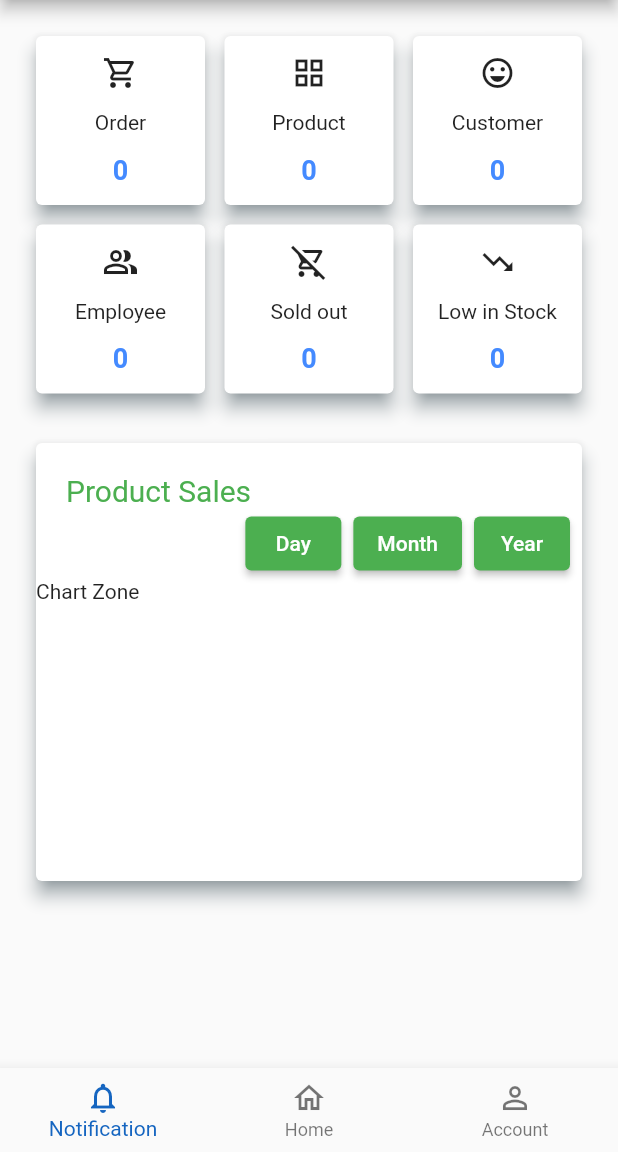
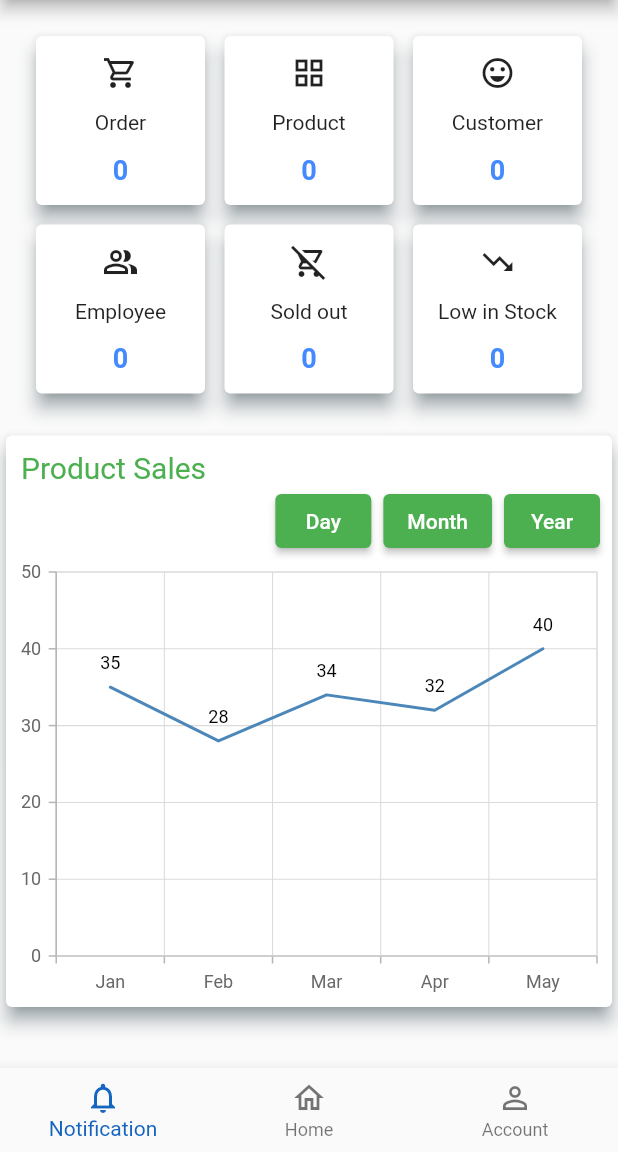
Before and after one commit to Grocery-Store-Management/GSMS.MobileApp.SWD, a Flutter app: the screen it shows after launch, on a phone screen of 412 x 824 dp, the part 84-1236 px from its top. Run offline on Flutter 3.47's test engine with Material 2 defaults, Android fonts, the phone set to English and light mode, and no system bars; our stand-ins replace equatable, syncfusion_flutter_charts.

Commit message:
update home screen widgets and order screen widgets

```diff
--- a/lib/routes.dart
+++ b/lib/routes.dart
@@ -1,7 +1,7 @@
 import 'package:flutter/material.dart';
 
 import 'package:gsms_mobileapp_swd/screens/home_screen/home.dart';
-import 'package:gsms_mobileapp_swd/screens/order_list_screen/order_list.dart';
+import 'package:gsms_mobileapp_swd/screens/order_screen/order.dart';
 
 final Map<String, WidgetBuilder> routes = {
   HomeScreen.routeName: (context) => const HomeScreen(),
--- a/lib/screens/home_screen/home.dart
+++ b/lib/screens/home_screen/home.dart
@@ -1,6 +1,6 @@
 import 'package:flutter/material.dart';
-import 'package:flutter/rendering.dart';
-import 'package:gsms_mobileapp_swd/widgets/home_item_card.dart';
+import 'package:gsms_mobileapp_swd/widgets/home_screen_widgets/home_item_grid.dart';
+import 'package:gsms_mobileapp_swd/widgets/home_screen_widgets/home_product_sales.dart';
 
 class HomeScreen extends StatefulWidget {
   const HomeScreen({Key? key}) : super(key: key);
@@ -32,109 +32,9 @@ class _HomeScreenState extends State<HomeScreen> {
       ),
       body: ListView(
         shrinkWrap: true,
-        children: <Widget>[
-          GridView.count(
-            primary: false,
-            shrinkWrap: true,
-            padding: const EdgeInsets.all(20),
-            crossAxisSpacing: 5,
-            mainAxisSpacing: 5,
-            crossAxisCount: 3,
-            children: const <Widget>[
-              HomeItemCard(
-                cardIcon: Icon(Icons.shopping_cart_outlined),
-                cardName: 'Order',
-                amount: 0,
-                routeName: '/order_list',
-              ),
-              HomeItemCard(
-                cardIcon: Icon(Icons.grid_view),
-                cardName: 'Product',
-                amount: 0,
-                routeName: '/',
-              ),
-              HomeItemCard(
-                cardIcon: Icon(Icons.emoji_emotions_outlined),
-                cardName: 'Customer',
-                amount: 0,
-                routeName: '/',
-              ),
-              HomeItemCard(
-                cardIcon: Icon(Icons.people_alt_outlined),
-                cardName: 'Employee',
-                amount: 0,
-                routeName: '/',
-              ),
-              HomeItemCard(
-                cardIcon: Icon(Icons.remove_shopping_cart_outlined),
-                cardName: 'Sold out',
-                amount: 0,
-                routeName: '/',
-              ),
-              HomeItemCard(
-                cardIcon: Icon(Icons.trending_down_outlined),
-                cardName: 'Low in Stock',
-                amount: 0,
-                routeName: '/',
-              ),
-            ],
-          ),
-          Padding(
-            padding: const EdgeInsets.fromLTRB(20, 5, 20, 10),
-            child: Container(
-              constraints: const BoxConstraints(
-                maxHeight: 300,
-                maxWidth: 100,
-              ),
-              child: Card(
-                elevation: 5,
-                shadowColor: Colors.blueGrey,
-                child: Column(
-                  crossAxisAlignment: CrossAxisAlignment.start,
-                  children: [
-                    Padding(
-                      padding: const EdgeInsets.only(top: 20.0, left: 20.0),
-                      child: Text(
-                        "Product Sales",
-                        style: const TextStyle(
-                            fontSize: 20,
-                            color: Colors.green,
-                            fontWeight: FontWeight.w400),
-                      ),
-                    ),
-                    Row(
-                      mainAxisAlignment: MainAxisAlignment.end,
-                      crossAxisAlignment: CrossAxisAlignment.center,
-                      children: [
-                        Padding(
-                          padding: const EdgeInsets.only(right: 8.0),
-                          child: ElevatedButton(
-                              onPressed: (){},
-                              child: Text("Day")
-                          ),
-                        ),
-                        Padding(
-                          padding: const EdgeInsets.only(right: 8.0),
-                          child: ElevatedButton(
-                              onPressed: (){},
-                              child: Text("Month")
-                          ),
-                        ),
-                        Padding(
-                          padding: const EdgeInsets.only(right: 8.0),
-                          child: ElevatedButton(
-                              onPressed: (){},
-                              child: Text("Year")
-                          ),
-                        ),
-                      ],
-                    ),
-                    SalesChart()
-                  ],
-                ),
-              ),
-            ),
-          ),
+        children: const <Widget>[
+          HomeItemGrid(),
+          ProductSales(),
         ],
       ),
       bottomNavigationBar: BottomNavigationBar(
@@ -159,19 +59,3 @@ class _HomeScreenState extends State<HomeScreen> {
     );
   }
 }
-
-class SalesChart extends StatefulWidget {
-  const SalesChart({
-    Key? key,
-  }) : super(key: key);
-
-  @override
-  State<SalesChart> createState() => _SalesChartState();
-}
-
-class _SalesChartState extends State<SalesChart> {
-  @override
-  Widget build(BuildContext context) {
-    return Text("Chart Zone");
-  }
-}
--- a/lib/screens/order_list_screen/order_list.dart
+++ /dev/null
@@ -1,54 +0,0 @@
-import 'package:flutter/material.dart';
-import 'package:gsms_mobileapp_swd/screens/order_list_screen/widgets/order_list_card.dart';
-import 'package:gsms_mobileapp_swd/screens/order_list_screen/widgets/order_date_picker.dart';
-
-class OrderListScreen extends StatefulWidget {
-  const OrderListScreen({Key? key}) : super(key: key);
-
-  static String routeName = '/order_list';
-
-  @override
-  State<OrderListScreen> createState() => _OrderState();
-}
-
-class _OrderState extends State<OrderListScreen> {
-  TextEditingController startDateInput = TextEditingController();
-  TextEditingController endDateInput = TextEditingController();
-
-  @override
-  Widget build(BuildContext context) {
-    return Scaffold(
-      appBar: AppBar(
-        title: const Text('Order'),
-      ),
-      body: ListView(
-        shrinkWrap: true,
-        padding: const EdgeInsets.all(20.0),
-        children: <Widget>[
-          Padding(
-            padding: const EdgeInsets.only(bottom: 20.0),
-            child: OrderDatePicker(),
-          ),
-          Row(
-            children: <Widget>[
-              Expanded(
-                child: Card(
-                  elevation: 5,
-                  shadowColor: Colors.blueGrey,
-                  child: Column(
-                    mainAxisSize: MainAxisSize.min,
-                    crossAxisAlignment: CrossAxisAlignment.center,
-                    mainAxisAlignment: MainAxisAlignment.start,
-                    children: const <Widget>[
-                      OrderListCard(),
-                    ],
-                  ),
-                ),
-              ),
-            ],
-          ),
-        ],
-      ),
-    );
-  }
-}
--- /dev/null
+++ b/lib/screens/order_screen/order.dart
@@ -0,0 +1,34 @@
+import 'package:flutter/material.dart';
+import 'package:gsms_mobileapp_swd/widgets/order_screen_widgets/order_list_card.dart';
+import 'package:gsms_mobileapp_swd/widgets/order_screen_widgets/order_date_picker.dart';
+
+class OrderListScreen extends StatefulWidget {
+  const OrderListScreen({Key? key}) : super(key: key);
+
+  static String routeName = '/order_list';
+
+  @override
+  State<OrderListScreen> createState() => _OrderState();
+}
+
+class _OrderState extends State<OrderListScreen> {
+  TextEditingController startDateInput = TextEditingController();
+  TextEditingController endDateInput = TextEditingController();
+
+  @override
+  Widget build(BuildContext context) {
+    return Scaffold(
+      appBar: AppBar(
+        title: const Text('Order'),
+      ),
+      body: ListView(
+        shrinkWrap: true,
+        padding: const EdgeInsets.all(20.0),
+        children: <Widget>[
+          OrderDatePicker(),
+          OrderListCard(),
+        ],
+      ),
+    );
+  }
+}
--- a/lib/widgets/home_item_card.dart
+++ /dev/null
@@ -1,52 +0,0 @@
-import 'package:flutter/material.dart';
-
-class HomeItemCard extends StatefulWidget {
-  const HomeItemCard(
-      {Key? key,
-      required this.cardIcon,
-      required this.cardName,
-      required this.routeName,
-      required this.amount,})
-      : super(key: key);
-
-  final Icon cardIcon;
-  final String cardName;
-  final String routeName;
-  final int amount;
-
-  @override
-  State<HomeItemCard> createState() => _HomeItemCardState();
-}
-
-class _HomeItemCardState extends State<HomeItemCard> {
-  @override
-  Widget build(BuildContext context) {
-    return Card(
-      elevation: 5,
-      shadowColor: Colors.blueGrey,
-      child: InkWell(
-          splashColor: Colors.blue.withAlpha(30),
-          onTap: () {
-            Navigator.pushNamed(context, widget.routeName);
-          },
-          child: Column(
-            crossAxisAlignment: CrossAxisAlignment.center,
-            mainAxisAlignment: MainAxisAlignment.spaceEvenly,
-            children: [
-              widget.cardIcon,
-              Text(
-                widget.cardName,
-                textAlign: TextAlign.center,
-                style: const TextStyle(fontWeight: FontWeight.normal),
-              ),
-              Text(
-                widget.amount.toString(),
-                textAlign: TextAlign.center,
-                style: const TextStyle(
-                    fontWeight: FontWeight.bold, color: Colors.blueAccent, fontSize: 18),
-              ),
-            ],
-          )),
-    );
-  }
-}
--- /dev/null
+++ b/lib/widgets/home_screen_widgets/home_item_grid.dart
@@ -0,0 +1,116 @@
+import 'package:flutter/material.dart';
+
+class HomeItemGrid extends StatefulWidget {
+  const HomeItemGrid({
+    Key? key,
+  }) : super(key: key);
+
+  @override
+  State<HomeItemGrid> createState() => _HomeItemGridState();
+}
+
+class _HomeItemGridState extends State<HomeItemGrid> {
+  @override
+  Widget build(BuildContext context) {
+    return GridView.count(
+      primary: false,
+      shrinkWrap: true,
+      padding: const EdgeInsets.all(20),
+      crossAxisSpacing: 5,
+      mainAxisSpacing: 5,
+      crossAxisCount: 3,
+      children: const <Widget>[
+        ItemCard(
+          cardIcon: Icon(Icons.shopping_cart_outlined),
+          cardName: 'Order',
+          amount: 0,
+          routeName: '/order_list',
+        ),
+        ItemCard(
+          cardIcon: Icon(Icons.grid_view),
+          cardName: 'Product',
+          amount: 0,
+          routeName: '/',
+        ),
+        ItemCard(
+          cardIcon: Icon(Icons.emoji_emotions_outlined),
+          cardName: 'Customer',
+          amount: 0,
+          routeName: '/',
+        ),
+        ItemCard(
+          cardIcon: Icon(Icons.people_alt_outlined),
+          cardName: 'Employee',
+          amount: 0,
+          routeName: '/',
+        ),
+        ItemCard(
+          cardIcon: Icon(Icons.remove_shopping_cart_outlined),
+          cardName: 'Sold out',
+          amount: 0,
+          routeName: '/',
+        ),
+        ItemCard(
+          cardIcon: Icon(Icons.trending_down_outlined),
+          cardName: 'Low in Stock',
+          amount: 0,
+          routeName: '/',
+        ),
+      ],
+    );
+  }
+}
+
+class ItemCard extends StatefulWidget {
+  const ItemCard({
+    Key? key,
+    required this.cardIcon,
+    required this.cardName,
+    required this.routeName,
+    required this.amount,
+  }) : super(key: key);
+
+  final Icon cardIcon;
+  final String cardName;
+  final String routeName;
+  final int amount;
+
+  @override
+  State<ItemCard> createState() => _ItemCardState();
+}
+
+class _ItemCardState extends State<ItemCard> {
+  @override
+  Widget build(BuildContext context) {
+    return Card(
+      elevation: 5,
+      shadowColor: Colors.blueGrey,
+      child: InkWell(
+        splashColor: Colors.blue.withAlpha(30),
+        onTap: () {
+          Navigator.pushNamed(context, widget.routeName);
+        },
+        child: Column(
+          crossAxisAlignment: CrossAxisAlignment.center,
+          mainAxisAlignment: MainAxisAlignment.spaceEvenly,
+          children: [
+            widget.cardIcon,
+            Text(
+              widget.cardName,
+              textAlign: TextAlign.center,
+              style: const TextStyle(fontWeight: FontWeight.normal),
+            ),
+            Text(
+              widget.amount.toString(),
+              textAlign: TextAlign.center,
+              style: const TextStyle(
+                  fontWeight: FontWeight.bold,
+                  color: Colors.blueAccent,
+                  fontSize: 18),
+            ),
+          ],
+        ),
+      ),
+    );
+  }
+}
--- /dev/null
+++ b/lib/widgets/home_screen_widgets/home_product_sales.dart
@@ -0,0 +1,115 @@
+import 'package:flutter/material.dart';
+import 'package:syncfusion_flutter_charts/charts.dart';
+
+class ProductSales extends StatelessWidget {
+  const ProductSales({
+    Key? key,
+  }) : super(key: key);
+
+  @override
+  Widget build(BuildContext context) {
+    return Row(
+      children: [
+        Flexible(
+          child: Card(
+            elevation: 5,
+            shadowColor: Colors.blueGrey,
+            child: Column(
+              crossAxisAlignment: CrossAxisAlignment.start,
+              children: const <Widget>[
+                Padding(
+                  padding: EdgeInsets.only(top: 10.0, left: 10.0),
+                  child: Text(
+                    "Product Sales",
+                    style: TextStyle(
+                        fontSize: 20,
+                        color: Colors.green,
+                        fontWeight: FontWeight.w400),
+                  ),
+                ),
+                ChartDateButton(),
+                SalesChart()
+              ],
+            ),
+          ),
+        ),
+      ],
+    );
+  }
+}
+
+class ChartDateButton extends StatelessWidget {
+  const ChartDateButton({
+    Key? key,
+  }) : super(key: key);
+
+  @override
+  Widget build(BuildContext context) {
+    return Row(
+      mainAxisAlignment: MainAxisAlignment.end,
+      crossAxisAlignment: CrossAxisAlignment.center,
+      children: [
+        Padding(
+          padding: const EdgeInsets.only(right: 8.0),
+          child: ElevatedButton(onPressed: () {}, child: Text("Day")),
+        ),
+        Padding(
+          padding: const EdgeInsets.only(right: 8.0),
+          child: ElevatedButton(onPressed: () {}, child: Text("Month")),
+        ),
+        Padding(
+          padding: const EdgeInsets.only(right: 8.0),
+          child: ElevatedButton(onPressed: () {}, child: Text("Year")),
+        ),
+      ],
+    );
+  }
+}
+
+class SalesChart extends StatefulWidget {
+  const SalesChart({
+    Key? key,
+  }) : super(key: key);
+
+  @override
+  State<SalesChart> createState() => _SalesChartState();
+}
+
+class _SalesChartState extends State<SalesChart> {
+  late TooltipBehavior _tooltipBehavior;
+
+  @override
+  void initState() {
+    _tooltipBehavior = TooltipBehavior(enable: true);
+    super.initState();
+  }
+
+  @override
+  Widget build(BuildContext context) {
+    return SfCartesianChart(
+        primaryXAxis: CategoryAxis(),
+        legend: Legend(isVisible: false),
+        tooltipBehavior: _tooltipBehavior,
+        series: <LineSeries<SalesData, String>>[
+          LineSeries<SalesData, String>(
+            dataSource: <SalesData>[
+              SalesData('Jan', 35),
+              SalesData('Feb', 28),
+              SalesData('Mar', 34),
+              SalesData('Apr', 32),
+              SalesData('May', 40)
+            ],
+            xValueMapper: (SalesData sales, _) => sales.year,
+            yValueMapper: (SalesData sales, _) => sales.sales,
+            // Enable data label
+            dataLabelSettings: DataLabelSettings(isVisible: true),
+          ),
+        ]);
+  }
+}
+
+class SalesData {
+  SalesData(this.year, this.sales);
+  final String year;
+  final double sales;
+}
--- a/lib/screens/order_list_screen/widgets/order_date_picker.dart
+++ b/lib/widgets/order_screen_widgets/order_date_picker.dart
@@ -13,7 +13,9 @@ class OrderDatePicker extends StatefulWidget {
 class _OrderDatePickerState extends State<OrderDatePicker> {
   @override
   Widget build(BuildContext context) {
-    return Row(
+    return Padding(
+      padding: const EdgeInsets.only(bottom: 20.0),
+      child: Row(
         mainAxisAlignment: MainAxisAlignment.spaceEvenly,
         children: const [
           SizedBox(
@@ -30,6 +32,7 @@ class _OrderDatePickerState extends State<OrderDatePicker> {
             child: ClearDateButton(),
           ),
         ],
+      ),
     );
   }
 }
--- a/lib/screens/order_list_screen/widgets/order_list_card.dart
+++ b/lib/widgets/order_screen_widgets/order_list_card.dart
@@ -12,7 +12,18 @@ class _OrderListCardState extends State<OrderListCard> {
   Widget build(BuildContext context) {
     // Figma Flutter Generator ItemCard - COMPONENT
 
-    return SizedBox(
+    return Row(
+      children: <Widget>[
+        Expanded(
+          child: Card(
+            elevation: 5,
+            shadowColor: Colors.blueGrey,
+            child: Column(
+              mainAxisSize: MainAxisSize.min,
+              crossAxisAlignment: CrossAxisAlignment.center,
+              mainAxisAlignment: MainAxisAlignment.start,
+              children: [
+                SizedBox(
                   height: 150,
                   child: Container(
                     padding: const EdgeInsets.all(10.0),
@@ -26,15 +37,26 @@ class _OrderListCardState extends State<OrderListCard> {
                       ],
                     ),
                   ),
+                ),
+              ],
+            ),
+          ),
+        ),
+      ],
     );
   }
 }
 
-class OrderTitle extends StatelessWidget {
+class OrderTitle extends StatefulWidget {
   const OrderTitle({
     Key? key,
   }) : super(key: key);
 
+  @override
+  State<OrderTitle> createState() => _OrderTitleState();
+}
+
+class _OrderTitleState extends State<OrderTitle> {
   @override
   Widget build(BuildContext context) {
     return Row(
@@ -62,11 +84,16 @@ class OrderTitle extends StatelessWidget {
   }
 }
 
-class OrderInfoRow extends StatelessWidget {
+class OrderInfoRow extends StatefulWidget {
   const OrderInfoRow({
     Key? key,
   }) : super(key: key);
 
+  @override
+  State<OrderInfoRow> createState() => _OrderInfoRowState();
+}
+
+class _OrderInfoRowState extends State<OrderInfoRow> {
   @override
   Widget build(BuildContext context) {
     return Row(
@@ -95,7 +122,9 @@ class OrderInfoRow extends StatelessWidget {
               crossAxisAlignment: WrapCrossAlignment.center,
               alignment: WrapAlignment.start,
               children: const <Widget>[
-                Icon(Icons.widgets,),
+                Icon(
+                  Icons.widgets,
+                ),
                 Text("Quantity"),
               ],
             ),
```
Lines whose indentation alone changed are shown as unchanged.
